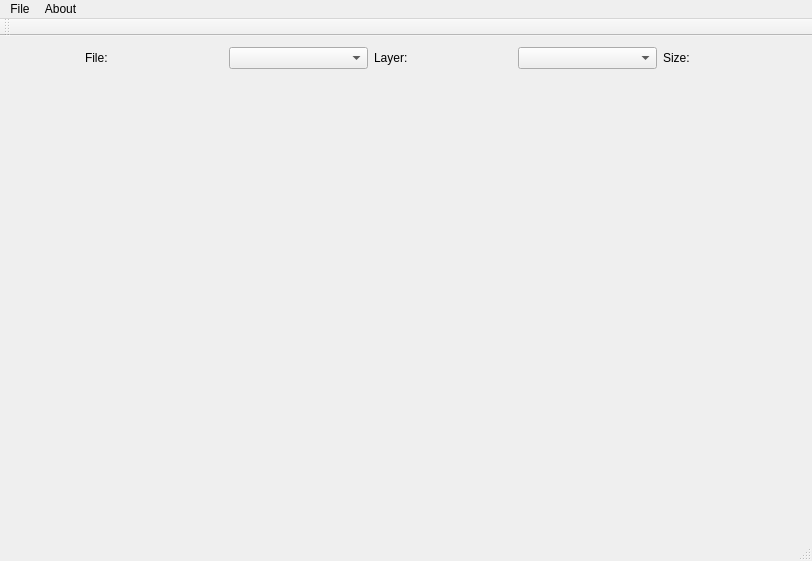
This is pyramid.ui in VictorIP513/MovaviTest as Qt 5 draws it before an edit. The edited form follows.
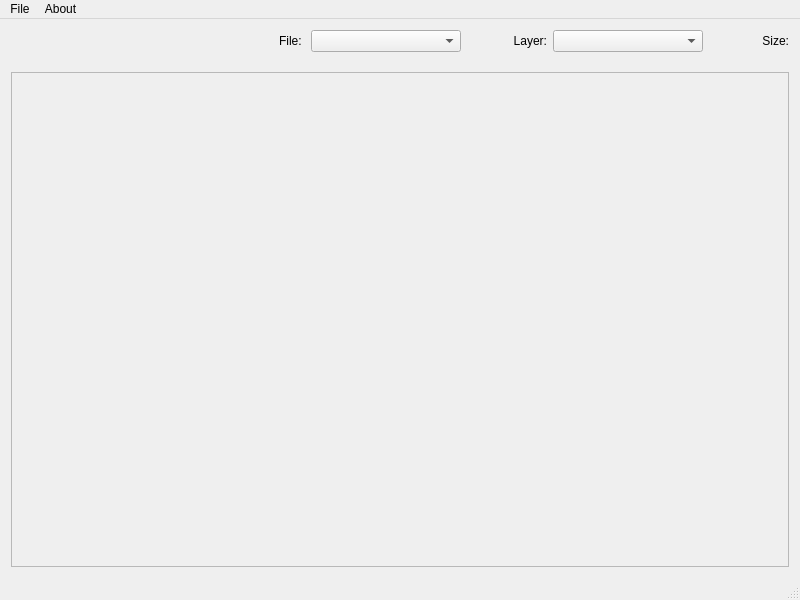
This is the edited form.

```diff
--- a/pyramid.ui
+++ b/pyramid.ui
@@ -6,10 +6,16 @@
    <rect>
     <x>0</x>
     <y>0</y>
-    <width>812</width>
-    <height>561</height>
+    <width>800</width>
+    <height>600</height>
    </rect>
   </property>
+  <property name="minimumSize">
+   <size>
+    <width>800</width>
+    <height>600</height>
+   </size>
+  </property>
   <property name="windowTitle">
    <string>Pyramid</string>
   </property>
@@ -25,11 +31,11 @@
            <enum>Qt::Horizontal</enum>
           </property>
           <property name="sizeType">
-           <enum>QSizePolicy::Maximum</enum>
+           <enum>QSizePolicy::MinimumExpanding</enum>
           </property>
           <property name="sizeHint" stdset="0">
            <size>
-            <width>74</width>
+            <width>84</width>
             <height>20</height>
            </size>
           </property>
@@ -37,29 +43,88 @@
         </item>
         <item>
          <widget class="QLabel" name="fileLabel">
+          <property name="minimumSize">
+           <size>
+            <width>80</width>
+            <height>0</height>
+           </size>
+          </property>
           <property name="text">
            <string>File: </string>
           </property>
+          <property name="alignment">
+           <set>Qt::AlignRight|Qt::AlignTrailing|Qt::AlignVCenter</set>
+          </property>
          </widget>
         </item>
         <item>
-         <widget class="QComboBox" name="fileComboBox"/>
+         <widget class="QComboBox" name="fileComboBox">
+          <property name="minimumSize">
+           <size>
+            <width>150</width>
+            <height>0</height>
+           </size>
+          </property>
+         </widget>
         </item>
         <item>
          <widget class="QLabel" name="layerLable">
+          <property name="sizePolicy">
+           <sizepolicy hsizetype="Fixed" vsizetype="Preferred">
+            <horstretch>0</horstretch>
+            <verstretch>0</verstretch>
+           </sizepolicy>
+          </property>
+          <property name="minimumSize">
+           <size>
+            <width>80</width>
+            <height>0</height>
+           </size>
+          </property>
+          <property name="layoutDirection">
+           <enum>Qt::LeftToRight</enum>
+          </property>
+          <property name="frameShape">
+           <enum>QFrame::NoFrame</enum>
+          </property>
+          <property name="frameShadow">
+           <enum>QFrame::Plain</enum>
+          </property>
           <property name="text">
            <string>Layer:</string>
           </property>
+          <property name="alignment">
+           <set>Qt::AlignRight|Qt::AlignTrailing|Qt::AlignVCenter</set>
+          </property>
+          <property name="margin">
+           <number>0</number>
+          </property>
          </widget>
         </item>
         <item>
-         <widget class="QComboBox" name="layerComboBox"/>
+         <widget class="QComboBox" name="layerComboBox">
+          <property name="minimumSize">
+           <size>
+            <width>150</width>
+            <height>0</height>
+           </size>
+          </property>
+         </widget>
         </item>
         <item>
          <widget class="QLabel" name="sizeLabel">
+          <property name="minimumSize">
+           <size>
+            <width>80</width>
+            <height>0</height>
+           </size>
+          </property>
           <property name="text">
            <string>Size:</string>
           </property>
+          <property name="alignment">
+           <set>Qt::AlignRight|Qt::AlignTrailing|Qt::AlignVCenter</set>
+          </property>
          </widget>
         </item>
        </layout>
@@ -81,16 +146,38 @@
        </spacer>
       </item>
       <item>
-       <widget class="QLabel" name="imageLabel">
-        <property name="sizePolicy">
-         <sizepolicy hsizetype="MinimumExpanding" vsizetype="MinimumExpanding">
-          <horstretch>0</horstretch>
-          <verstretch>0</verstretch>
-         </sizepolicy>
+       <widget class="QScrollArea" name="scrollArea">
+        <property name="widgetResizable">
+         <bool>true</bool>
         </property>
-        <property name="text">
-         <string/>
-        </property>
+        <widget class="QWidget" name="scrollAreaWidgetContents">
+         <property name="geometry">
+          <rect>
+           <x>0</x>
+           <y>0</y>
+           <width>778</width>
+           <height>489</height>
+          </rect>
+         </property>
+         <layout class="QGridLayout" name="gridLayout_2">
+          <item row="0" column="0">
+           <widget class="QLabel" name="imageLabel">
+            <property name="sizePolicy">
+             <sizepolicy hsizetype="MinimumExpanding" vsizetype="MinimumExpanding">
+              <horstretch>0</horstretch>
+              <verstretch>0</verstretch>
+             </sizepolicy>
+            </property>
+            <property name="text">
+             <string/>
+            </property>
+            <property name="alignment">
+             <set>Qt::AlignCenter</set>
+            </property>
+           </widget>
+          </item>
+         </layout>
+        </widget>
        </widget>
       </item>
      </layout>
@@ -102,7 +189,7 @@
     <rect>
      <x>0</x>
      <y>0</y>
-     <width>812</width>
+     <width>800</width>
      <height>21</height>
     </rect>
    </property>
@@ -122,14 +209,6 @@
    <addaction name="menuFile"/>
    <addaction name="menuAbout"/>
   </widget>
-  <widget class="QToolBar" name="mainToolBar">
-   <attribute name="toolBarArea">
-    <enum>TopToolBarArea</enum>
-   </attribute>
-   <attribute name="toolBarBreak">
-    <bool>false</bool>
-   </attribute>
-  </widget>
   <widget class="QStatusBar" name="statusBar"/>
   <action name="openImagesAction">
    <property name="text">
```
